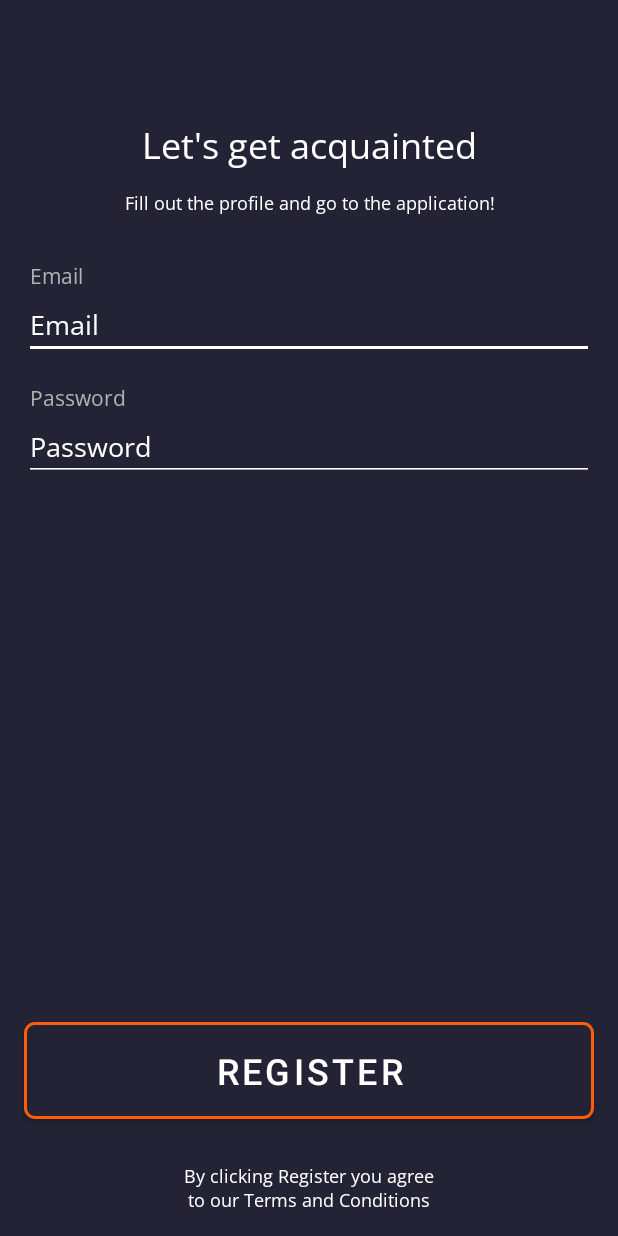
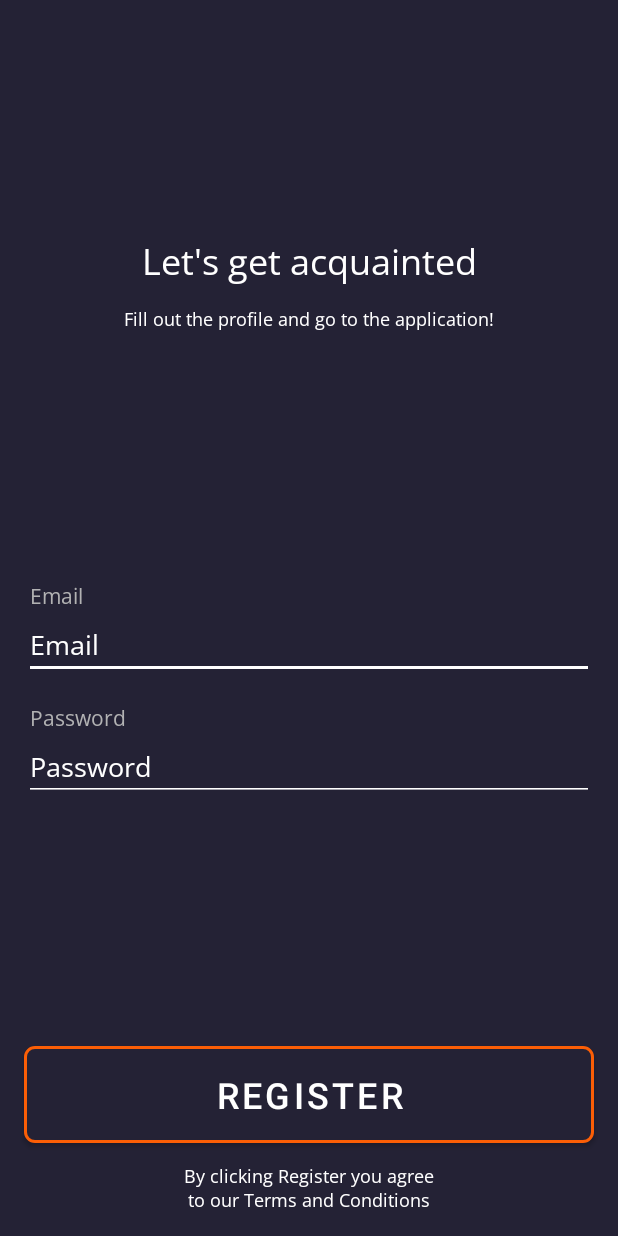
Before and after one commit to TerryQuiet/Assignment1, an Android app: the screen it shows after launch (AuthActivity), on a phone screen of 412 x 824 dp. Run offline under Robolectric (Android 15) with nearby library versions, the phone set to English and light mode, and no system bars.

Commit message:
Edited activity_auth.xml, is is better?

```diff
--- a/app/src/main/java/tk/quietdev/assignment1/AuthActivity.kt
+++ b/app/src/main/java/tk/quietdev/assignment1/AuthActivity.kt
@@ -41,6 +41,7 @@ class AuthActivity : AppCompatActivity() {
                 putExtra(User.PICTURE, user.picture)
             }
             startActivity(intent)
+            finish()
         } else {
             Snackbar.make(view, "Try mail@pm.me : 11111 ", Snackbar.LENGTH_LONG)
                 .setActionTextColor(Color.WHITE)
--- a/app/src/main/res/layout/activity_auth.xml
+++ b/app/src/main/res/layout/activity_auth.xml
@@ -12,28 +12,50 @@
         android:background="?attr/colorPrimary"
         tools:context=".MainActivity">
 
+        <LinearLayout
+            android:id="@+id/container_message"
+            android:layout_width="match_parent"
+            android:layout_height="wrap_content"
+            android:layout_marginVertical="8dp"
+            android:orientation="vertical"
+            android:paddingHorizontal="16dp"
+
+            app:layout_constraintBottom_toTopOf="@+id/container_editables"
+            app:layout_constraintEnd_toEndOf="parent"
+            app:layout_constraintHorizontal_bias="0.5"
+            app:layout_constraintStart_toStartOf="parent"
+            app:layout_constraintTop_toTopOf="parent"
+            app:layout_constraintVertical_chainStyle="spread">
 
             <TextView
                 android:id="@+id/tv_main"
                 style="@style/TextAppearance.H1"
-            android:layout_width="wrap_content"
+                android:layout_width="match_parent"
                 android:layout_height="wrap_content"
-            android:layout_marginTop="80dp"
                 android:text="@string/auth_main"
-            app:layout_constraintEnd_toEndOf="parent"
-            app:layout_constraintStart_toStartOf="parent"
-            app:layout_constraintTop_toTopOf="parent" />
+                android:textAlignment="center" />
 
             <TextView
                 android:id="@+id/textView2"
                 style="@style/TextAppearance.H4"
-            android:layout_width="wrap_content"
+                android:layout_width="match_parent"
                 android:layout_height="wrap_content"
                 android:layout_marginTop="13dp"
                 android:text="@string/auth_instruction"
-            app:layout_constraintEnd_toEndOf="@+id/tv_main"
-            app:layout_constraintStart_toStartOf="@+id/tv_main"
-            app:layout_constraintTop_toBottomOf="@+id/tv_main" />
+                android:textAlignment="center" />
+        </LinearLayout>
+
+        <LinearLayout
+            android:id="@+id/container_editables"
+            android:layout_width="match_parent"
+            android:layout_height="wrap_content"
+            android:layout_marginVertical="8dp"
+            android:orientation="vertical"
+            app:layout_constraintBottom_toTopOf="@+id/btn_register"
+            app:layout_constraintEnd_toEndOf="parent"
+            app:layout_constraintHorizontal_bias="0.5"
+            app:layout_constraintStart_toStartOf="parent"
+            app:layout_constraintTop_toBottomOf="@+id/container_message">
 
             <TextView
                 android:id="@+id/tv_label_email"
@@ -41,15 +63,9 @@
                 android:layout_width="wrap_content"
                 android:layout_height="wrap_content"
                 android:layout_marginHorizontal="16dp"
-            android:layout_marginTop="30dp"
-            android:layout_marginBottom="8dp"
                 android:paddingHorizontal="4dp"
                 android:text="@string/email"
-            android:textColor="@color/gray"
-            app:layout_constraintEnd_toEndOf="parent"
-            app:layout_constraintHorizontal_bias="0"
-            app:layout_constraintStart_toStartOf="parent"
-            app:layout_constraintTop_toBottomOf="@+id/textView2" />
+                android:textColor="@color/gray" />
 
             <EditText
                 android:id="@+id/et_email"
@@ -62,10 +78,7 @@
                 android:hint="@string/email"
                 android:inputType="textEmailAddress"
                 android:textColor="?attr/colorOnPrimary"
-            android:textColorHint="?attr/colorOnPrimary"
-            app:layout_constraintEnd_toEndOf="@+id/tv_label_email"
-            app:layout_constraintStart_toStartOf="@+id/tv_label_email"
-            app:layout_constraintTop_toBottomOf="@+id/tv_label_email" />
+                android:textColorHint="?attr/colorOnPrimary" />
 
             <TextView
                 android:id="@+id/tv_label_password"
@@ -76,11 +89,7 @@
                 android:layout_marginTop="16dp"
                 android:paddingHorizontal="4dp"
                 android:text="@string/password"
-            android:textColor="@color/gray"
-            app:layout_constraintEnd_toEndOf="parent"
-            app:layout_constraintHorizontal_bias="0"
-            app:layout_constraintStart_toStartOf="parent"
-            app:layout_constraintTop_toBottomOf="@+id/et_email" />
+                android:textColor="@color/gray" />
 
             <EditText
                 android:id="@+id/et_password"
@@ -93,10 +102,10 @@
                 android:hint="@string/password"
                 android:inputType="textPassword"
                 android:textColor="?attr/colorOnPrimary"
-            android:textColorHint="?attr/colorOnPrimary"
-            app:layout_constraintEnd_toEndOf="@+id/tv_label_password"
-            app:layout_constraintStart_toStartOf="@+id/tv_label_password"
-            app:layout_constraintTop_toBottomOf="@+id/tv_label_password" />
+                android:textColorHint="?attr/colorOnPrimary" />
+
+        </LinearLayout>
+
 
         <com.google.android.material.button.MaterialButton
             android:id="@+id/btn_register"
@@ -111,11 +120,9 @@
             app:cornerRadius="7dp"
             app:layout_constraintBottom_toTopOf="@+id/tv_terms"
             app:layout_constraintEnd_toEndOf="parent"
-            app:layout_constraintHorizontal_bias="0.5"
             app:layout_constraintStart_toStartOf="parent"
-            app:layout_constraintTop_toBottomOf="@+id/et_password"
-            app:layout_constraintVertical_bias="1"
-            app:layout_constraintVertical_chainStyle="packed"
+
+            app:layout_constraintVertical_bias="0"
             app:strokeColor="?attr/colorSecondary"
             app:strokeWidth="2dp" />
 
@@ -131,12 +138,7 @@
             android:textAlignment="center"
             app:layout_constraintBottom_toBottomOf="parent"
             app:layout_constraintEnd_toEndOf="parent"
-            app:layout_constraintHorizontal_bias="0.5"
-            app:layout_constraintStart_toStartOf="parent"
-            app:layout_constraintTop_toBottomOf="@+id/btn_register"
-            app:layout_constraintVertical_bias="1" />
-
-
+            app:layout_constraintStart_toStartOf="parent" />
 
 
     </androidx.constraintlayout.widget.ConstraintLayout>
--- a/app/src/main/res/layout/activity_main.xml
+++ b/app/src/main/res/layout/activity_main.xml
@@ -91,7 +91,7 @@
             app:layout_constraintStart_toEndOf="@id/im_facebook"
             app:layout_constraintTop_toBottomOf="@+id/top_container"
             app:layout_constraintVertical_chainStyle="spread_inside"
-            app:srcCompat="@drawable/ic_instagram" />
+            app:srcCompat="@drawable/ic_linkedin" />
 
         <androidx.appcompat.widget.AppCompatImageButton
             android:id="@+id/im_vkontakte"
```
Also changed, not shown: app/src/main/res/drawable/ic_linkedin.xml (renamed from app/src/main/res/drawable/ic_instagram.xml), 1 other file. Lines whose indentation alone changed are shown as unchanged.
